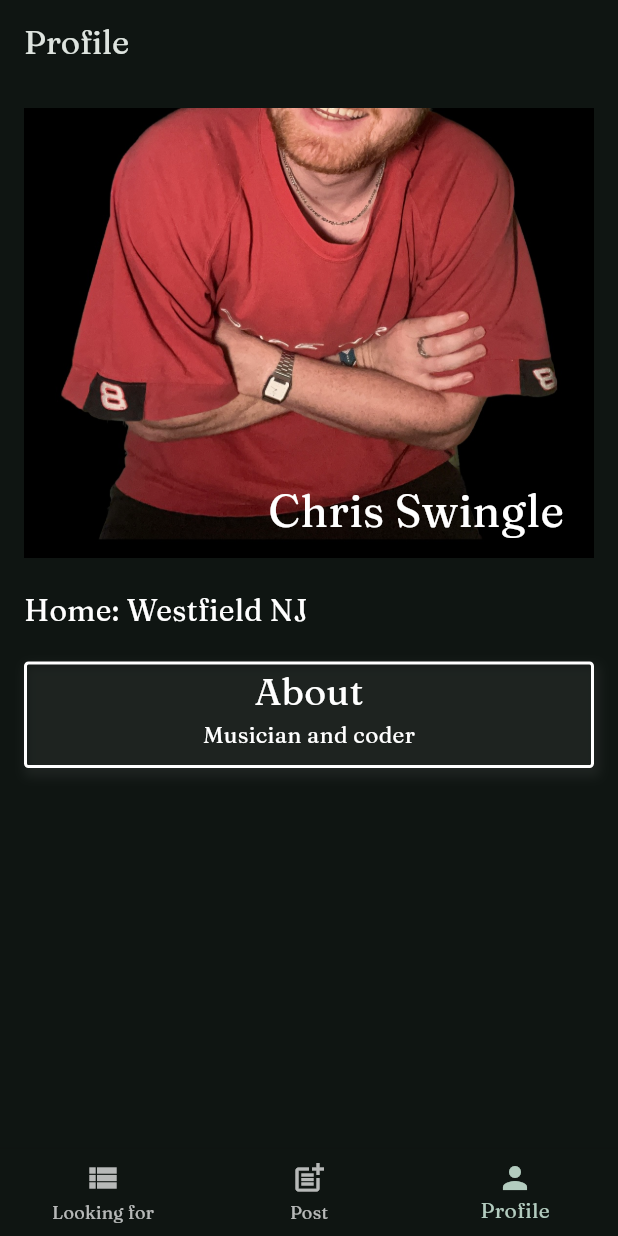
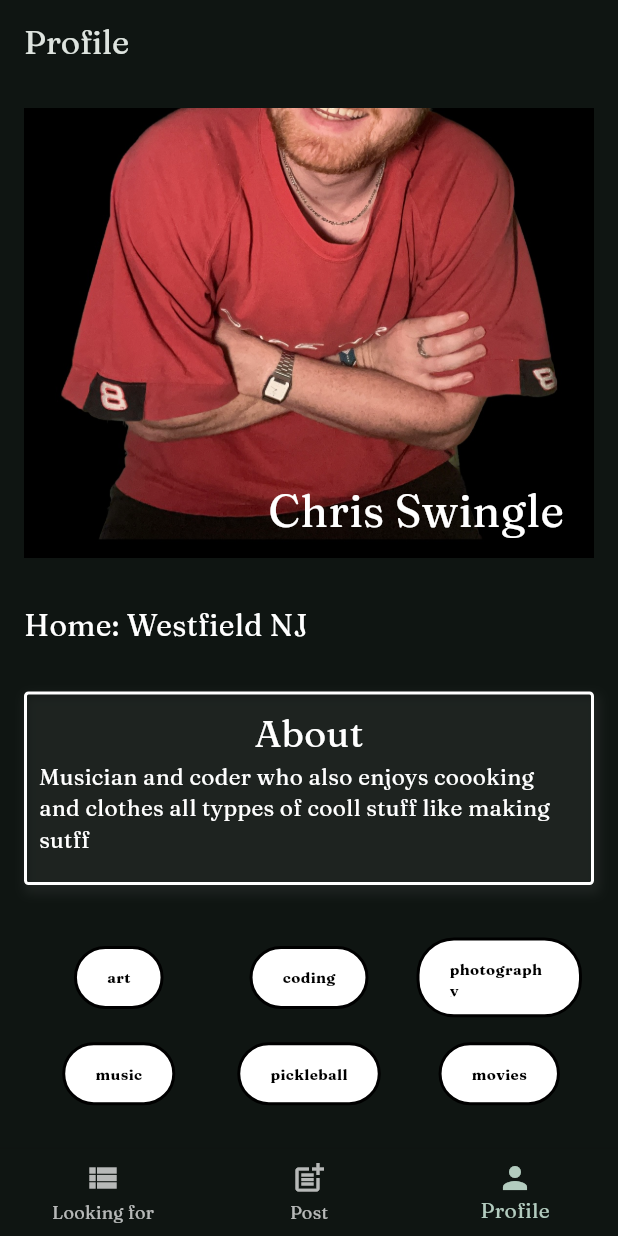
Before and after one commit to ChrisSwingle/LikeMinds, a Flutter app: the screen it shows after launch, item 3 of the bottom bar chosen, on a phone screen of 412 x 824 dp. Run offline on Flutter 3.47's test engine with Material 3 defaults, Android fonts, the phone set to English and light mode, and no system bars; our stand-ins replace flutter_riverpod, google_fonts.

Commit message:
basic profile screen. interests and looking_for model

```diff
--- /dev/null
+++ b/lib/models/looking_for.dart
@@ -0,0 +1,10 @@
+import 'package:like_minds/models/profile.dart';
+
+class LookingFor {
+  LookingFor(
+      {required this.profile, required this.title, required this.summary});
+
+  final Profile profile;
+  final String title;
+  final String summary;
+}
--- a/lib/models/profile.dart
+++ b/lib/models/profile.dart
@@ -1,13 +1,33 @@
+enum Interests {
+  sports,
+  art,
+  music,
+  theatre,
+  movies,
+  food,
+  travel,
+  coding,
+  photography,
+  basketball,
+  baseball,
+  soccer,
+  golf,
+  spikeball,
+  pickleball,
+}
+
 class Profile {
   Profile(
       {required this.firstName,
       required this.lastName,
       required this.location,
-      required this.about});
+      required this.about,
+      required this.interest});
 
   final String firstName;
   final String lastName;
   final String location;
   final String about;
+  final List<Interests> interest;
   // Images
 }
--- a/lib/screens/home_screen.dart
+++ b/lib/screens/home_screen.dart
@@ -28,7 +28,16 @@ class _HomeScreenState extends State<HomeScreen> {
       firstName: 'Chris',
       lastName: 'Swingle',
       location: 'Westfield NJ',
-      about: 'Musician and coder');
+      about:
+          'Musician and coder who also enjoys coooking and clothes all typpes of cooll stuff like making sutff',
+      interest: [
+        Interests.art,
+        Interests.coding,
+        Interests.photography,
+        Interests.music,
+        Interests.pickleball,
+        Interests.movies
+      ]);
 
   @override
   Widget build(BuildContext context) {
--- a/lib/screens/profile_screen.dart
+++ b/lib/screens/profile_screen.dart
@@ -1,6 +1,9 @@
 import 'package:flutter/material.dart';
-import 'package:flutter/widgets.dart';
+
 import 'package:like_minds/models/profile.dart';
+import 'package:like_minds/widgets/profile_widgets/about.dart';
+import 'package:like_minds/widgets/profile_widgets/interests_list.dart';
+import 'package:like_minds/widgets/profile_widgets/profile_image.dart';
 
 class ProfileScreen extends StatefulWidget {
   const ProfileScreen({super.key, required this.profile});
@@ -22,60 +25,19 @@ class _ProfileScreenState extends State<ProfileScreen> {
         child: Column(
           crossAxisAlignment: CrossAxisAlignment.start,
           children: [
-            Stack(
-              children: [
-                Image.asset(
-                  'lib/images/me.jpg',
-                  width: double.infinity,
-                  height: 300,
-                  fit: BoxFit.cover,
-                ),
-                Positioned(
-                  bottom: 10,
-                  right: 20,
-                  child: Text(
-                    widget.profile.firstName + ' ' + widget.profile.lastName,
-                    style: const TextStyle(color: Colors.white, fontSize: 30),
-                  ),
-                )
-              ],
-            ),
-            const SizedBox(height: 20),
+            ProfileImage(
+                firstName: widget.profile.firstName,
+                lastName: widget.profile.lastName,
+                image: 'lib/images/me.jpg'),
+            const SizedBox(height: 30),
             Text(
               'Home: ' + widget.profile.location,
               style: const TextStyle(color: Colors.white, fontSize: 20),
             ),
-            const SizedBox(height: 20),
-            Container(
-              width: double.infinity,
-              decoration: BoxDecoration(
-                border: Border.all(
-                    color: Colors.white, width: 2.0), // Outline color and width
-                borderRadius: BorderRadius.circular(3.0),
-                boxShadow: [
-                  BoxShadow(
-                    color: Colors.grey.withOpacity(0.1),
-                    spreadRadius: 2,
-                    blurRadius: 5,
-                    offset: const Offset(2, 4), // changes position of shadow
-                  ),
-                ],
-              ),
-              child: Column(
-                children: [
-                  const Text(
-                    'About',
-                    textAlign: TextAlign.left,
-                    style: TextStyle(color: Colors.white, fontSize: 25),
-                  ),
-                  Text(
-                    widget.profile.about,
-                    style: const TextStyle(fontSize: 15, color: Colors.white),
-                  ),
-                  const SizedBox(height: 10)
-                ],
-              ),
-            )
+            const SizedBox(height: 30),
+            About(about: widget.profile.about),
+            const SizedBox(height: 30),
+            InterestsList(interests: widget.profile.interest),
           ],
         ),
       ),
--- /dev/null
+++ b/lib/widgets/profile_widgets/about.dart
@@ -0,0 +1,44 @@
+import 'package:flutter/material.dart';
+
+class About extends StatelessWidget {
+  const About({super.key, required this.about});
+
+  final String about;
+
+  @override
+  Widget build(BuildContext context) {
+    return Container(
+      width: double.infinity,
+      decoration: BoxDecoration(
+        border: Border.all(
+            color: Colors.white, width: 2.0), // Outline color and width
+        borderRadius: BorderRadius.circular(3.0),
+        boxShadow: [
+          BoxShadow(
+            color: Colors.grey.withOpacity(0.1),
+            spreadRadius: 2,
+            blurRadius: 5,
+            offset: const Offset(2, 4), // changes position of shadow
+          ),
+        ],
+      ),
+      child: Padding(
+        padding: const EdgeInsets.all(8.0),
+        child: Column(
+          children: [
+            const Text(
+              'About',
+              // textAlign: TextAlign.left,
+              style: TextStyle(color: Colors.white, fontSize: 25),
+            ),
+            Text(
+              about,
+              style: const TextStyle(fontSize: 15, color: Colors.white),
+            ),
+            const SizedBox(height: 10)
+          ],
+        ),
+      ),
+    );
+  }
+}
--- /dev/null
+++ b/lib/widgets/profile_widgets/interest_bubble.dart
@@ -0,0 +1,29 @@
+import 'package:flutter/material.dart';
+
+class InterestBubble extends StatelessWidget {
+  const InterestBubble({super.key, required this.title});
+
+  final String title;
+
+  @override
+  Widget build(BuildContext context) {
+    return Container(
+      padding: const EdgeInsets.symmetric(
+          horizontal: 20.0, vertical: 12.0), // Padding inside the bubble
+      decoration: BoxDecoration(
+        color: Colors.white, // Background color of the bubble
+        borderRadius: BorderRadius.circular(25.0), // Rounded corners
+        border: Border.all(
+            color: Colors.black, width: 2.0), // Border around the bubble
+      ),
+      child: Text(
+        title,
+        style: const TextStyle(
+          color: Colors.black, // Text color
+          fontSize: 10, // Text size
+          fontWeight: FontWeight.bold, // Text weight
+        ),
+      ),
+    );
+  }
+}
--- /dev/null
+++ b/lib/widgets/profile_widgets/interests_list.dart
@@ -0,0 +1,35 @@
+import 'package:flutter/material.dart';
+
+import 'package:like_minds/models/profile.dart';
+import 'package:like_minds/widgets/profile_widgets/interest_bubble.dart';
+
+class InterestsList extends StatelessWidget {
+  const InterestsList({super.key, required this.interests});
+
+  final List<Interests> interests;
+
+  @override
+  Widget build(BuildContext context) {
+    final int half = (interests.length / 2).ceil();
+
+    return GridView.builder(
+      itemCount: interests.length,
+      gridDelegate: const SliverGridDelegateWithFixedCrossAxisCount(
+        crossAxisCount: 3, // 2 columns
+        childAspectRatio: 2.0, // Aspect ratio of each item
+        crossAxisSpacing: 0.5,
+        mainAxisSpacing: 1.0,
+      ),
+      physics: const NeverScrollableScrollPhysics(),
+      shrinkWrap: true,
+      padding: EdgeInsets.zero,
+      itemBuilder: (context, index) {
+        return Container(
+          padding: const EdgeInsets.symmetric(horizontal: 8, vertical: 5),
+          child: Center(
+              child: InterestBubble(title: interests[index].name.toString())),
+        );
+      },
+    );
+  }
+}
--- /dev/null
+++ b/lib/widgets/profile_widgets/profile_image.dart
@@ -0,0 +1,35 @@
+import 'package:flutter/material.dart';
+
+class ProfileImage extends StatelessWidget {
+  const ProfileImage(
+      {super.key,
+      required this.firstName,
+      required this.lastName,
+      required this.image});
+
+  final String firstName;
+  final String lastName;
+  final String image;
+
+  @override
+  Widget build(BuildContext context) {
+    return Stack(
+      children: [
+        Image.asset(
+          'lib/images/me.jpg',
+          width: double.infinity,
+          height: 300,
+          fit: BoxFit.cover,
+        ),
+        Positioned(
+          bottom: 10,
+          right: 20,
+          child: Text(
+            firstName + ' ' + lastName,
+            style: const TextStyle(color: Colors.white, fontSize: 30),
+          ),
+        )
+      ],
+    );
+  }
+}
```
